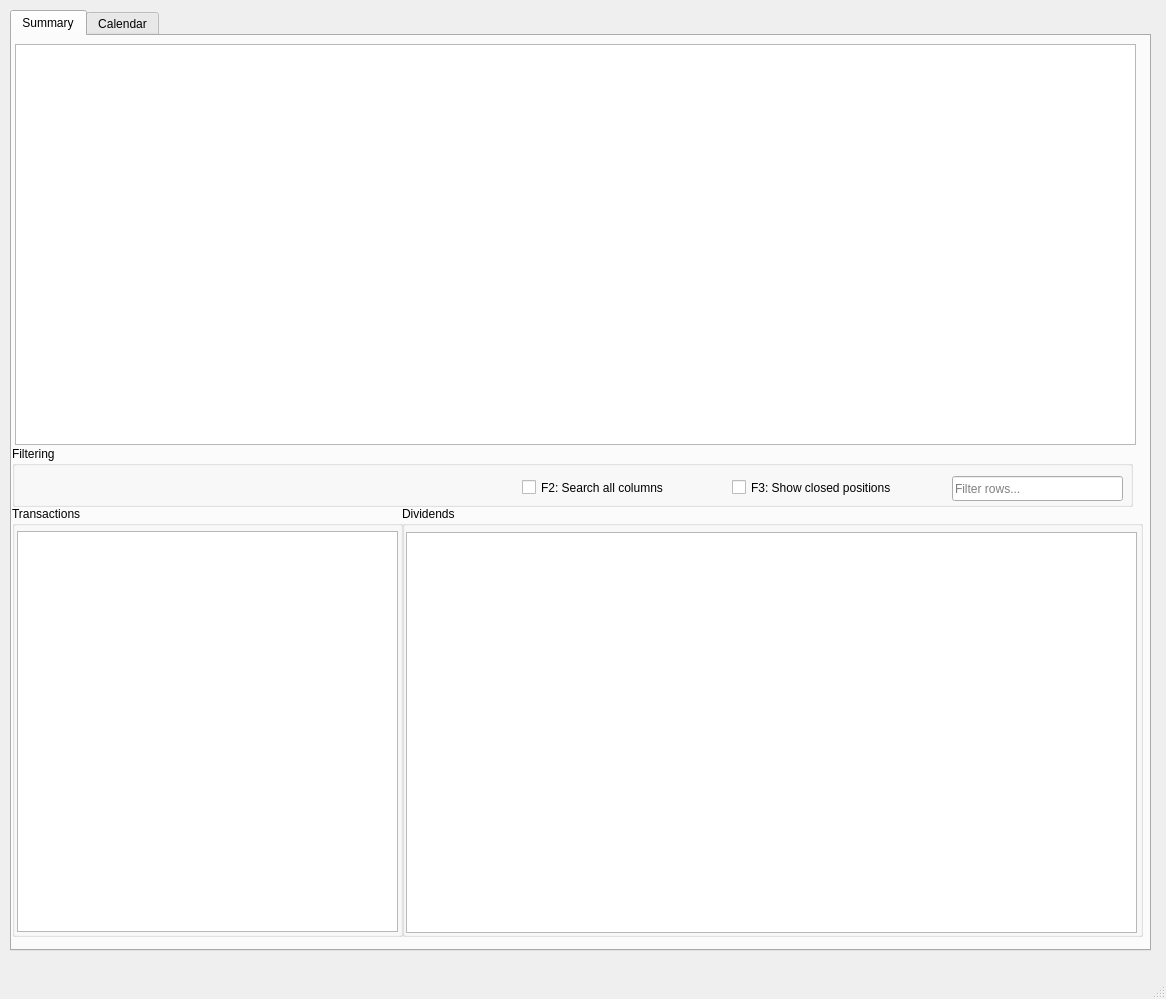
The window that d_gui.ui (neeraavi/aidiv) describes before a commit, drawn with Qt 5.
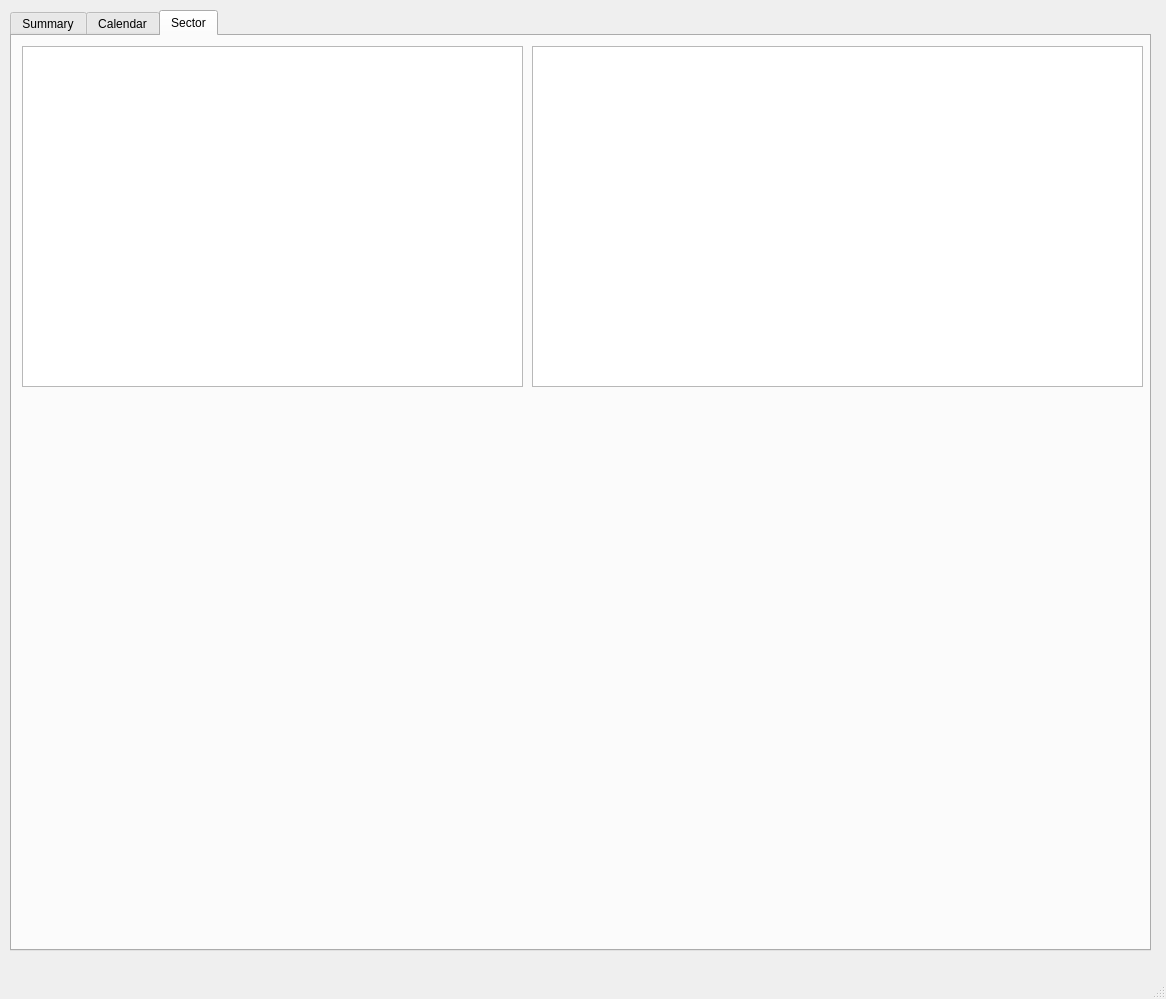
The same window after the commit. The open tabs and pages were chosen to show the change.

Commit message: sector details added

```diff
--- a/d_gui.ui
+++ b/d_gui.ui
@@ -300,6 +300,37 @@
       </property>
      </widget>
     </widget>
+    <widget class="QWidget" name="tab_3">
+     <attribute name="title">
+      <string>Sector</string>
+     </attribute>
+     <widget class="QTableView" name="sector_summary">
+      <property name="geometry">
+       <rect>
+        <x>10</x>
+        <y>10</y>
+        <width>501</width>
+        <height>341</height>
+       </rect>
+      </property>
+      <property name="selectionBehavior">
+       <enum>QAbstractItemView::SelectRows</enum>
+      </property>
+     </widget>
+     <widget class="QTableView" name="sector_details">
+      <property name="geometry">
+       <rect>
+        <x>520</x>
+        <y>10</y>
+        <width>611</width>
+        <height>341</height>
+       </rect>
+      </property>
+      <attribute name="verticalHeaderVisible">
+       <bool>false</bool>
+      </attribute>
+     </widget>
+    </widget>
    </widget>
   </widget>
   <widget class="QMenuBar" name="menubar">
```
The commit also changes 2 other files.
